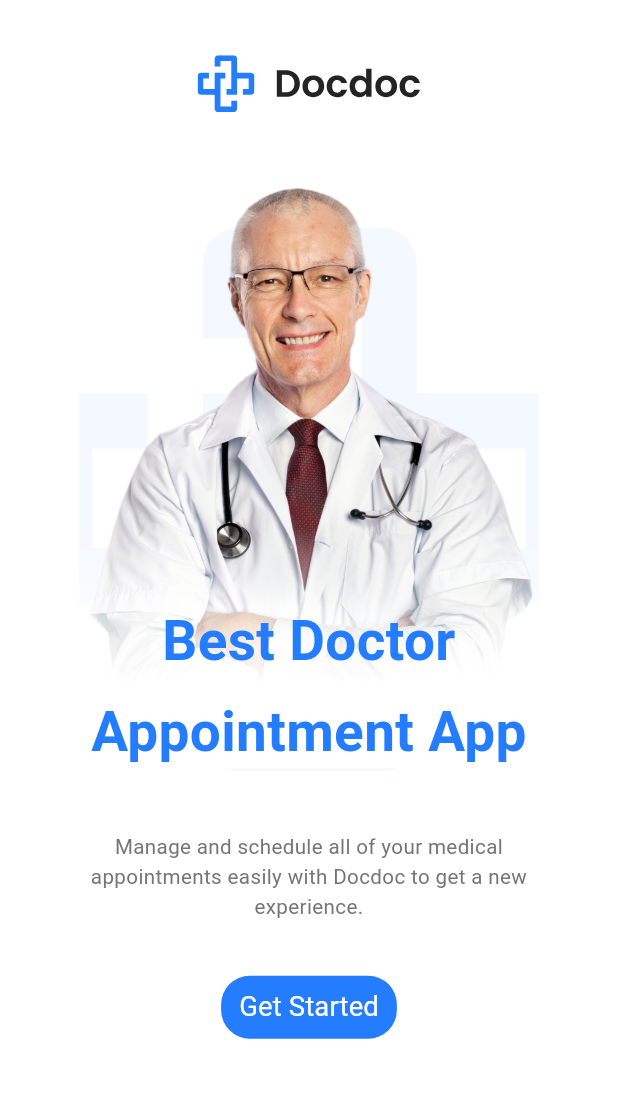
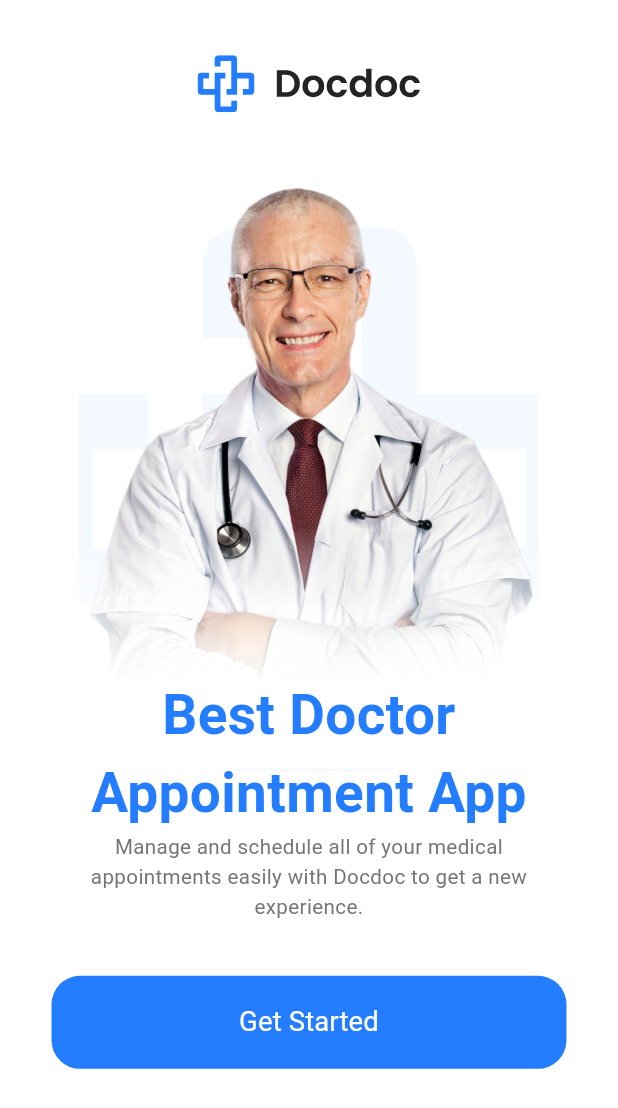
Before and after one commit to ahmedelkazaz39/appointment_app, a Flutter app: the screen it shows after launch, on a phone screen of 412 x 824 dp. Shown: the top 1108 px of the screen. Run offline on Flutter 3.47's test engine with Material 3 defaults, Android fonts, the phone set to English and light mode, and no system bars; our stand-ins replace device_preview, flutter_screenutil, flutter_svg.

Commit message:
add package in pubspc yaml and finish onboarding screen

```diff
--- a/lib/core/routing/app_route.dart
+++ b/lib/core/routing/app_route.dart
@@ -1,3 +1,4 @@
+import 'package:appointment_app/features/login/ui/login_screen.dart';
 import 'package:flutter/material.dart';
 
 import '../../features/onboarding/onboarding_screen.dart';
@@ -9,6 +10,8 @@ class AppRouter {
       case Routes.onboardingScreen:
         return MaterialPageRoute(
             builder: (context) => const OnboardingScreen());
+      case Routes.loginScreen:
+        return MaterialPageRoute(builder: (context) => const LoginScreen());
       default:
         return MaterialPageRoute(
           builder: (context) => Scaffold(
--- a/lib/doc_doc_app.dart
+++ b/lib/doc_doc_app.dart
@@ -1,5 +1,6 @@
 import 'package:appointment_app/core/routing/app_route.dart';
 import 'package:appointment_app/features/onboarding/onboarding_screen.dart';
+import 'package:device_preview/device_preview.dart';
 import 'package:flutter/material.dart';
 import 'package:flutter_screenutil/flutter_screenutil.dart';
 
@@ -18,6 +19,7 @@ class DocDocApp extends StatelessWidget {
       minTextAdapt: true,
       splitScreenMode: true,
       child: MaterialApp(
+        builder: DevicePreview.appBuilder,
         debugShowCheckedModeBanner: false,
         title: 'First Method',
         theme: ThemeData(
--- a/lib/features/onboarding/widgets/doctor_iamge_and_text.dart
+++ b/lib/features/onboarding/widgets/doctor_iamge_and_text.dart
@@ -28,15 +28,15 @@ class DoctorImageAndText extends StatelessWidget {
             child: Image.asset(ImageManager.doctorImage),
           ),
           Positioned(
-            bottom: 30.h,
+            bottom: 0.h,
             left: 0,
             right: 0,
             child: Text(
               'Best Doctor\nAppointment App',
               textAlign: TextAlign.center,
               style: TextStyles.font32BoldBlue.copyWith(
-                height: 1.4.h,
-              ),
+                  // height: 1.4.h,
+                  ),
             ),
           )
         ],
--- a/lib/features/onboarding/widgets/get_started_button.dart
+++ b/lib/features/onboarding/widgets/get_started_button.dart
@@ -1,6 +1,8 @@
+import 'package:appointment_app/core/helper/extension.dart';
 import 'package:flutter/material.dart';
 import 'package:flutter_screenutil/flutter_screenutil.dart';
 
+import '../../../core/routing/routes.dart';
 import '../../../core/theme/colors.dart';
 import '../../../core/theme/styles.dart';
 
@@ -10,11 +12,13 @@ class GetStartedButton extends StatelessWidget {
   @override
   Widget build(BuildContext context) {
     return TextButton(
-      onPressed: () {},
+      onPressed: () {
+        context.pushNamed(Routes.loginScreen);
+      },
       style: ButtonStyle(
         backgroundColor:
             WidgetStateProperty.all<Color>(ColorsManager.primaryColorBlue),
-        maximumSize: WidgetStateProperty.all(Size(double.infinity, 52.h)),
+        minimumSize: WidgetStateProperty.all(Size(double.infinity, 52.h)),
         shape: WidgetStateProperty.all<RoundedRectangleBorder>(
           RoundedRectangleBorder(
             borderRadius: BorderRadius.circular(16.h),
@@ -25,6 +29,7 @@ class GetStartedButton extends StatelessWidget {
       child: Text(
         'Get Started',
         style: TextStyles.font16RegularWhite,
+        textAlign: TextAlign.center,
       ),
     );
   }
--- a/pubspec.yaml
+++ b/pubspec.yaml
@@ -57,6 +57,7 @@ dependencies:
   flutter_svg: ^2.0.9
   #A flutter plugin for adapting screen and font size.
   flutter_screenutil: ^5.9.3
+  device_preview: ^1.2.0
 
 
 dev_dependencies:
```
Also changed, not shown: lib/features/login/ui/login_screen.dart (added, +15 -0 lines), lib/main.dart (+10 -3 lines), pubspec.lock.
